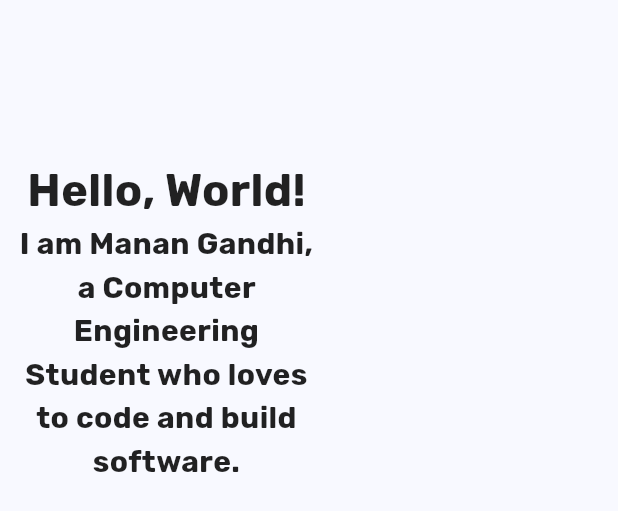
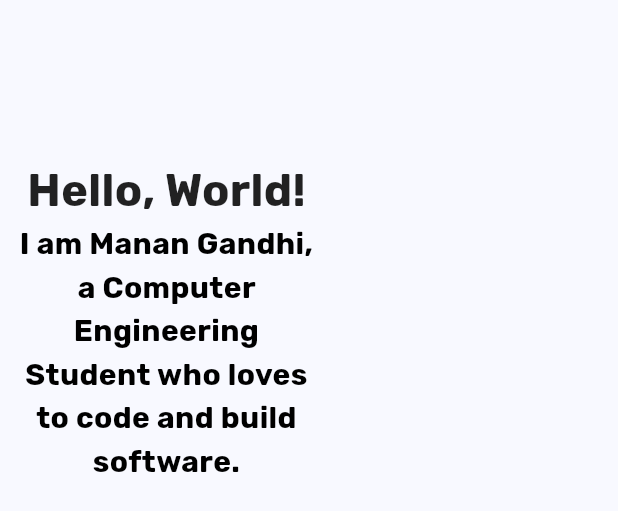
Before and after one commit to MananGandhi1810/Portfolio-Website, a Flutter app: the AboutMe widget shown alone on an empty page, opened directly, on a phone screen of 412 x 824 dp. Shown: the top 511 px of the screen. Run offline on Flutter 3.47's test engine with Material 2 defaults, Android fonts, the phone set to English and light mode, and no system bars; drawn by our look-alikes of flutter_animate; our stand-ins replace google_fonts, simple_icons; missing offline and left inert: device_frame.

```diff
--- a/lib/presentation/components/about_me.dart
+++ b/lib/presentation/components/about_me.dart
@@ -62,11 +62,14 @@ class _AboutMeState extends State<AboutMe> {
                   color: context.watch<ColorProvider>().color,
                 ),
               ],
-              child: const Text(
+              child: Text(
                 "I am Manan Gandhi, a Computer Engineering Student who loves to code and build software.",
                 style: TextStyle(
                   fontSize: 20,
                   fontWeight: FontWeight.bold,
+                  color: Theme.of(context).brightness == Brightness.dark
+                      ? Colors.white
+                      : Colors.black,
                 ),
                 textAlign: TextAlign.center,
               ),
--- a/lib/presentation/mobile_screens/mobile_home_page.dart
+++ b/lib/presentation/mobile_screens/mobile_home_page.dart
@@ -146,7 +146,6 @@ class _MobileHomePageState extends State<MobileHomePage> {
                         },
                       ),
                     ),
-
                   ],
                 ),
               ),
--- a/lib/presentation/mobile_screens/skills_page.dart
+++ b/lib/presentation/mobile_screens/skills_page.dart
@@ -204,10 +204,7 @@ class _SkillsPageState extends State<SkillsPage> {
   @override
   void initState() {
     super.initState();
-    Timer(
-      const Duration(milliseconds: 500),
-      () => initSkills(),
-    );
+    initSkills();
   }
 
   @override
```
